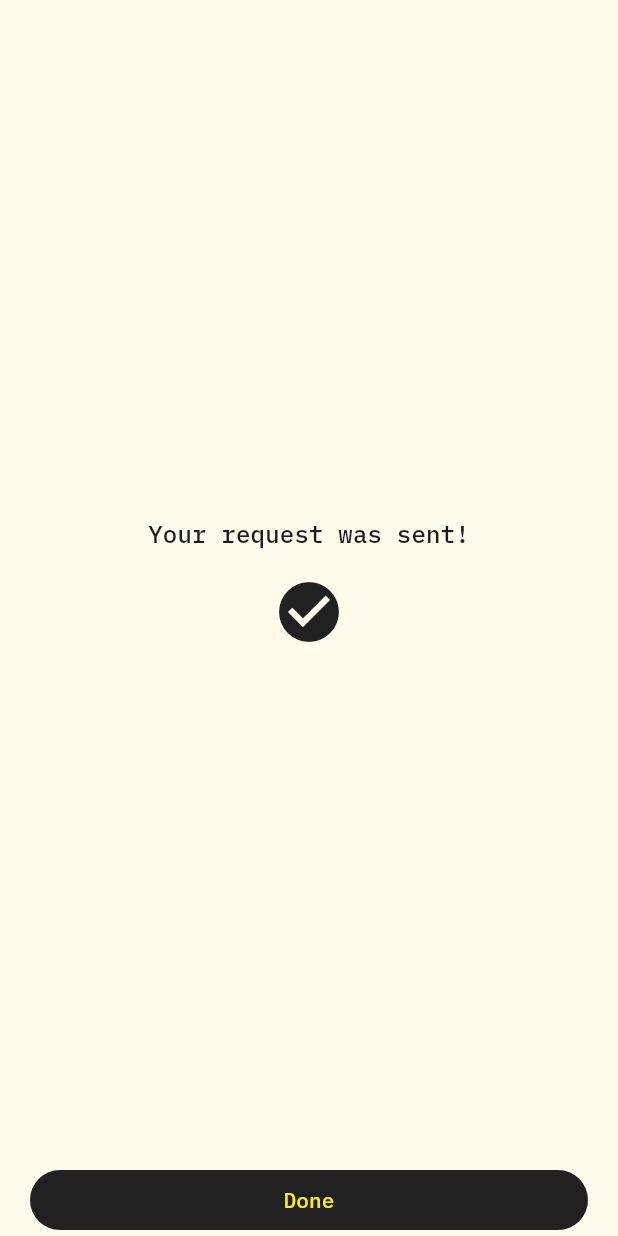
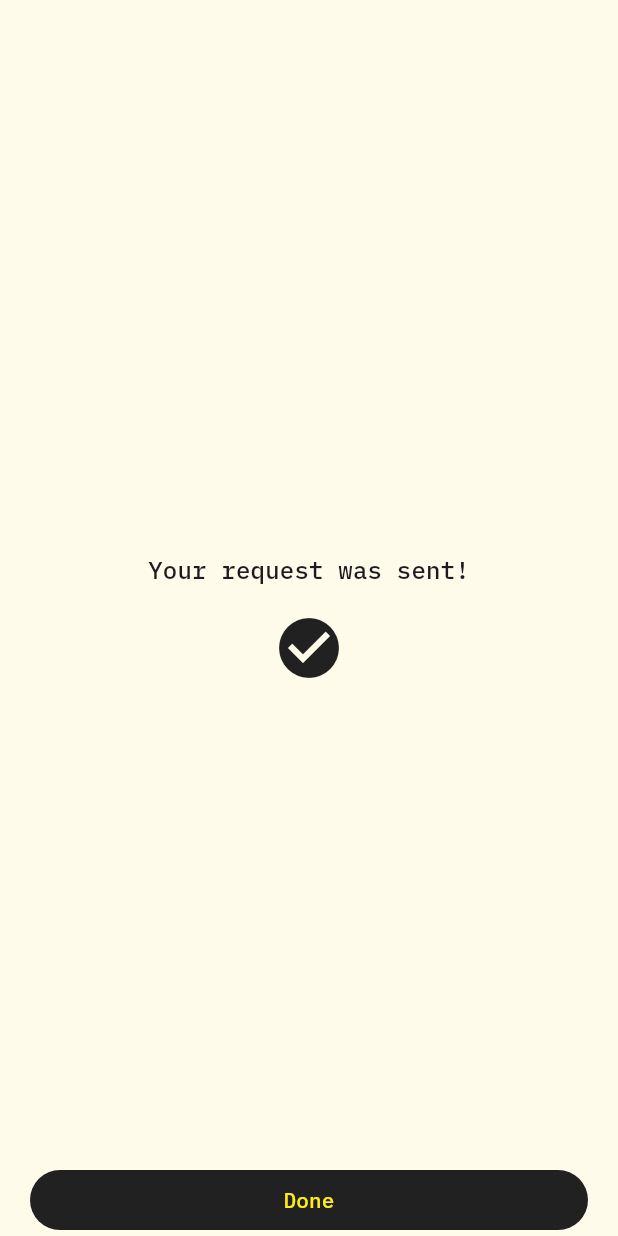
Before and after one commit to TBD54566975/didpay, a Flutter app: the SuccessPage screen opened directly, on a phone screen of 412 x 824 dp. Run offline on Flutter 3.47's test engine with Material 3 defaults, Android fonts, the phone set to English and light mode, and no system bars; our stand-ins replace device_info_plus, flutter_hooks, flutter_secure_storage, hooks_riverpod, qr_flutter, shared_preferences and 1 more; missing offline and left inert: mobile_scanner, web5_flutter; accounts and stored records are empty.

Commit message:
add more spacing in `SuccessPage` to match `PendingPage`

```diff
--- a/lib/shared/success_page.dart
+++ b/lib/shared/success_page.dart
@@ -20,6 +20,7 @@ class SuccessPage extends HookWidget {
               child: Column(
                 mainAxisAlignment: MainAxisAlignment.center,
                 children: [
+                  const SizedBox(height: Grid.xl),
                   Text(text, style: Theme.of(context).textTheme.titleMedium),
                   const SizedBox(height: Grid.xs),
                   Icon(
```
